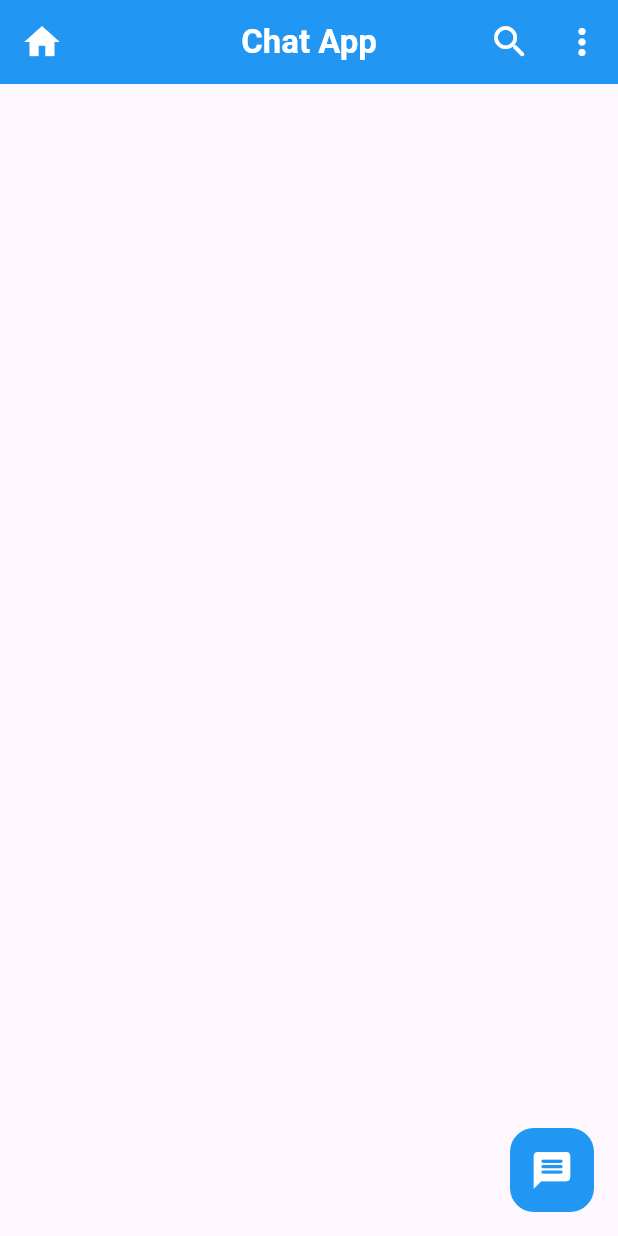
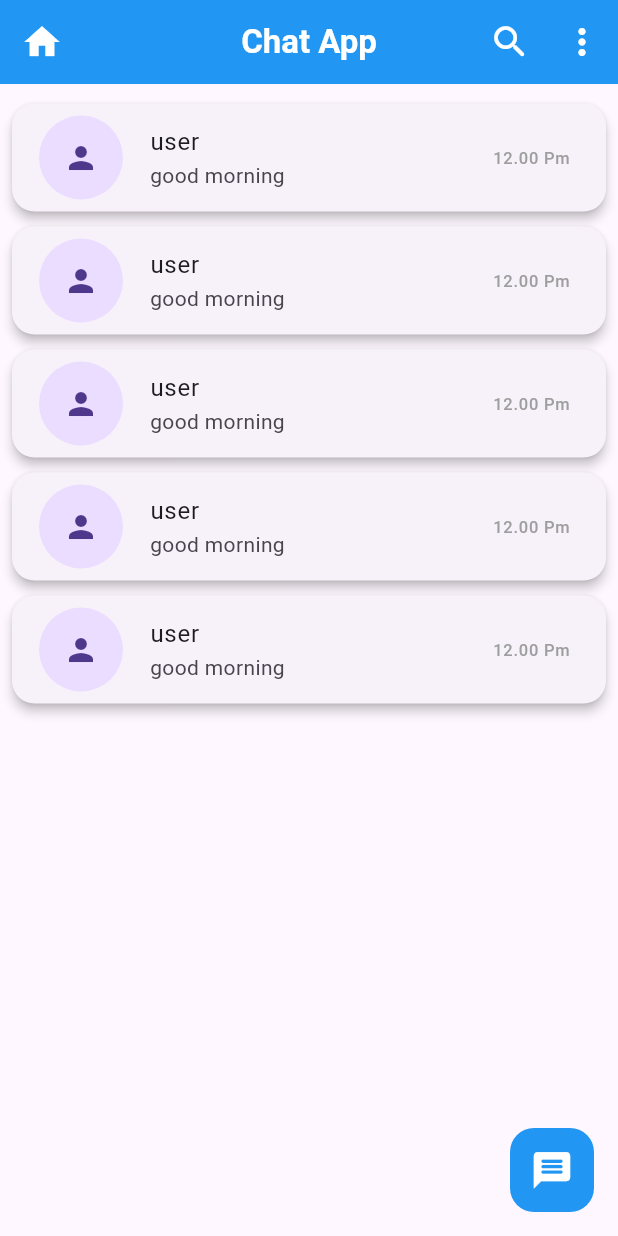
Before and after one commit to AfilAhamed/Chat_App_Firebase, a Flutter app: the screen it shows once a user with an empty profile is signed in, on a phone screen of 412 x 824 dp. Run offline on Flutter 3.47's test engine with Material 3 defaults, Android fonts, the phone set to English and light mode, and no system bars; our stand-ins replace country_picker, firebase_auth, firebase_core, google_fonts, google_sign_in, pinput; accounts and stored records are empty.

```diff
--- a/lib/view/home_screen/home_screen.dart
+++ b/lib/view/home_screen/home_screen.dart
@@ -1,4 +1,5 @@
 import 'package:chat_app/controller/auth_controller.dart';
+import 'package:chat_app/view/home_screen/widgets/chat_user_card.dart';
 import 'package:flutter/material.dart';
 import 'package:provider/provider.dart';
 
@@ -21,6 +22,13 @@ class HomeScreen extends StatelessWidget {
               onPressed: () {}, icon: const Icon(Icons.more_vert_outlined))
         ],
       ),
+      body: ListView.builder(
+          physics: const BouncingScrollPhysics(),
+          padding: const EdgeInsets.only(top: 8.0),
+          itemCount: 5,
+          itemBuilder: (context, index) {
+            return const ChatUserCardWidget();
+          }),
       floatingActionButton: FloatingActionButton(
         backgroundColor: Colors.blue,
         onPressed: () {
--- /dev/null
+++ b/lib/view/home_screen/widgets/chat_user_card.dart
@@ -0,0 +1,29 @@
+import 'package:flutter/material.dart';
+
+class ChatUserCardWidget extends StatelessWidget {
+  const ChatUserCardWidget({super.key});
+
+  @override
+  Widget build(BuildContext context) {
+    return Card(
+      margin: const EdgeInsets.symmetric(vertical: 5, horizontal: 8),
+      elevation: 3,
+      shape: RoundedRectangleBorder(borderRadius: BorderRadius.circular(15)),
+      child: InkWell(
+        onTap: () {},
+        child: const ListTile(
+          leading: CircleAvatar(
+            radius: 30,
+            child: Icon(Icons.person),
+          ),
+          title: Text('user'),
+          subtitle: Text('good morning'),
+          trailing: Text(
+            '12.00 Pm',
+            style: TextStyle(color: Colors.grey),
+          ),
+        ),
+      ),
+    );
+  }
+}
```
